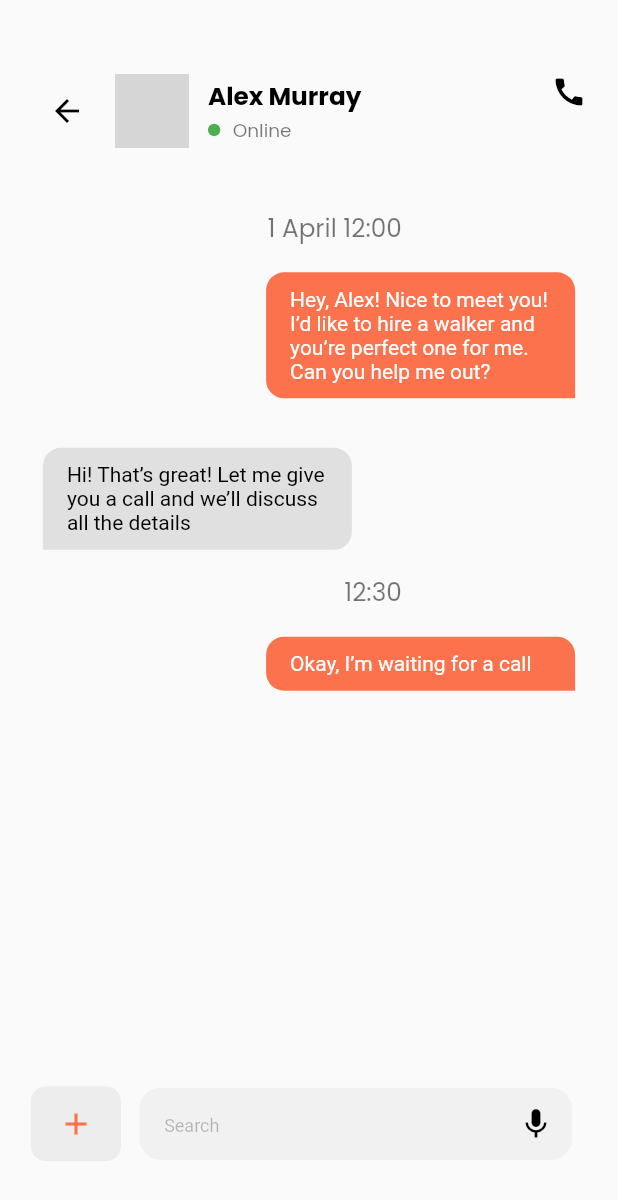
After one commit to akacokafor/flutter-interview-task, a Flutter app: the ChatScreen screen opened by its route, on a phone screen of 412 x 824 dp. The commit adds this screen. Shown: the top 1200 px of the screen. Run offline on Flutter 3.47's test engine with Material 2 defaults, Android fonts, the phone set to English and light mode, and no system bars; our stand-ins replace carousel_slider; Roboto replaces fonts that are missing (Ubuntu); grey boxes are pictures that could not be loaded.

Commit message:
Completed chat screen

```diff
--- a/task/lib/main.dart
+++ b/task/lib/main.dart
@@ -6,6 +6,7 @@ import 'package:task/constants/app-fonts.dart';
 import 'package:task/constants/app-images.dart';
 import 'package:task/constants/widgets/custom-button.dart';
 import 'package:task/views/book_a_walk/screen.dart';
+import 'package:task/views/chat/screen.dart';
 import 'package:task/views/home/screen.dart';
 import 'package:task/views/onboarding/screen.dart';
 import 'package:task/views/register/screen.dart';
@@ -34,6 +35,7 @@ class MyApp extends StatelessWidget {
             RegisterScreen.routeName: (ctx) => RegisterScreen(),
             HomeScreen.routeName: (ctx) => HomeScreen(),
             BookAWalkScreen.routeName: (ctx) => BookAWalkScreen(),
+            ChatScreen.routeName: (ctx) => ChatScreen(),
           },
         );
       });
--- a/task/lib/views/book_a_walk/screen.dart
+++ b/task/lib/views/book_a_walk/screen.dart
@@ -3,9 +3,12 @@ import 'package:task/config/size-config.dart';
 import 'package:task/constants/app-fonts.dart';
 import 'package:task/constants/app-images.dart';
 import 'package:task/constants/widgets/custom-button.dart';
+import 'package:task/views/book_a_walk/widgets/row_item.dart';
+import 'package:task/views/book_a_walk/widgets/tab_container.dart';
+import 'package:task/views/chat/screen.dart';
 
 class BookAWalkScreen extends StatelessWidget {
-  static const routeName = 'book-a-walk';
+  static const routeName = '/book-a-walk';
   const BookAWalkScreen({ Key? key }) : super(key: key);
 
   @override
@@ -157,7 +160,7 @@ class BookAWalkScreen extends StatelessWidget {
                        SizedBox(
                     height: SizeConfig.heightMultiplier! * 4,
                   ),
-                  CustomButton(text: 'Check Schedule', onpressed: () {})
+                  CustomButton(text: 'Check Schedule', onpressed: () => Navigator.of(context).pushNamed(ChatScreen.routeName))
                 ],
               ),
             ),
@@ -167,65 +170,3 @@ class BookAWalkScreen extends StatelessWidget {
     );
   }
 }
-
-class TabContainer extends StatelessWidget {
-  const TabContainer({
-    Key? key,
-    required this.color,
-    required this.text,
-  }) : super(key: key);
-
-  final String text;
-  final Color color;
-
-  @override
-  Widget build(BuildContext context) {
-    return Container(
-      height: SizeConfig.heightMultiplier! * 6,
-      width: SizeConfig.widthMultiplier! * 22,
-      decoration: BoxDecoration(
-        color: color,
-        borderRadius: BorderRadius.circular(15)
-      ),
-      child: Center(child: Text(text, style: AppFonts.heading3white,)),
-    );
-  }
-}
-
-class VerticalDivider extends StatelessWidget {
-  const VerticalDivider({
-    Key? key,
-  }) : super(key: key);
-
-  @override
-  Widget build(BuildContext context) {
-    final size = MediaQuery.of(context).size;
-    return Container(
-      height: SizeConfig.heightMultiplier! * 2.5,
-      width: 1,
-      margin: EdgeInsets.symmetric(horizontal: size.width * 0.03),
-      color: Colors.grey,
-    );
-  }
-}
-
-class RowItem extends StatelessWidget {
-  const RowItem({
-    Key? key,
-    required this.firstText,
-    required this.secondText
-  }) : super(key: key);
-
-  final String firstText;
-  final String secondText;
-
-  @override
-  Widget build(BuildContext context) {
-    return Row(
-      children: [
-        Text(firstText, style: AppFonts.heading4),
-        Text(secondText, style: AppFonts.body1)
-      ],
-    );
-  }
-}
--- /dev/null
+++ b/task/lib/views/book_a_walk/widgets/row_item.dart
@@ -0,0 +1,23 @@
+import 'package:flutter/material.dart';
+import 'package:task/constants/app-fonts.dart';
+
+class RowItem extends StatelessWidget {
+  const RowItem({
+    Key? key,
+    required this.firstText,
+    required this.secondText
+  }) : super(key: key);
+
+  final String firstText;
+  final String secondText;
+
+  @override
+  Widget build(BuildContext context) {
+    return Row(
+      children: [
+        Text(firstText, style: AppFonts.heading4),
+        Text(secondText, style: AppFonts.body1)
+      ],
+    );
+  }
+}
--- /dev/null
+++ b/task/lib/views/book_a_walk/widgets/tab_container.dart
@@ -0,0 +1,27 @@
+import 'package:flutter/material.dart';
+import 'package:task/config/size-config.dart';
+import 'package:task/constants/app-fonts.dart';
+
+class TabContainer extends StatelessWidget {
+  const TabContainer({
+    Key? key,
+    required this.color,
+    required this.text,
+  }) : super(key: key);
+
+  final String text;
+  final Color color;
+
+  @override
+  Widget build(BuildContext context) {
+    return Container(
+      height: SizeConfig.heightMultiplier! * 6,
+      width: SizeConfig.widthMultiplier! * 22,
+      decoration: BoxDecoration(
+        color: color,
+        borderRadius: BorderRadius.circular(15)
+      ),
+      child: Center(child: Text(text, style: AppFonts.heading3white,)),
+    );
+  }
+}
--- /dev/null
+++ b/task/lib/views/book_a_walk/widgets/vertical_divider.dart
@@ -0,0 +1,19 @@
+import 'package:flutter/material.dart';
+import 'package:task/config/size-config.dart';
+
+class VerticalDivider extends StatelessWidget {
+  const VerticalDivider({
+    Key? key,
+  }) : super(key: key);
+
+  @override
+  Widget build(BuildContext context) {
+    final size = MediaQuery.of(context).size;
+    return Container(
+      height: SizeConfig.heightMultiplier! * 2.5,
+      width: 1,
+      margin: EdgeInsets.symmetric(horizontal: size.width * 0.03),
+      color: Colors.grey,
+    );
+  }
+}
--- /dev/null
+++ b/task/lib/views/chat/screen.dart
@@ -0,0 +1,110 @@
+import 'package:flutter/material.dart';
+import 'package:task/config/size-config.dart';
+import 'package:task/constants/app-colors.dart';
+import 'package:task/constants/app-fonts.dart';
+import 'package:task/constants/app-images.dart';
+import 'package:task/constants/widgets/custom-input.dart';
+import 'package:task/views/chat/widgets/message.dart';
+
+class ChatScreen extends StatelessWidget {
+  static const routeName = '/chat';
+  const ChatScreen({ Key? key }) : super(key: key);
+
+  @override
+  Widget build(BuildContext context) {
+    final size = MediaQuery.of(context).size;
+    return Scaffold(
+      body: Container(
+        height: size.height,
+        width: size.width,
+        padding: EdgeInsets.only(top: SizeConfig.heightMultiplier! * 6, right: size.width * 0.05, left: size.width * 0.05),
+        child: SingleChildScrollView(
+          child: Column(
+            crossAxisAlignment: CrossAxisAlignment.start,
+            children: [
+              Row(
+                crossAxisAlignment: CrossAxisAlignment.start,
+                mainAxisAlignment: MainAxisAlignment.spaceBetween,
+                children: [
+                  Row(
+                    children: [
+                      IconButton(onPressed: () => Navigator.of(context).pop(), icon: Icon(Icons.arrow_back, color: Colors.black,)),
+                      SizedBox(
+                    width: SizeConfig.widthMultiplier! * 2
+                  ),
+                  Row(
+                    children: [
+                      CircleAvatar(
+                        radius: SizeConfig.imageSizeMultiplier! * 6,
+                        backgroundColor: Colors.white,
+                        backgroundImage: AssetImage(AppImages.bookAWalk),
+                      ),
+                      SizedBox(
+                        width: SizeConfig.widthMultiplier! * 3
+                      ),
+                      Column(
+                        crossAxisAlignment: CrossAxisAlignment.start,
+                        children: [
+                          Text('Alex Murray', style: AppFonts.heading4),
+                          Row(
+                            children: [
+                              CircleAvatar(
+                                radius: SizeConfig.imageSizeMultiplier!,
+                                backgroundColor: Colors.green,
+                              ),
+                              SizedBox(
+                                width: SizeConfig.widthMultiplier! * 2
+                              ),
+                              Text('Online', style: AppFonts.body3)
+                            ],
+                          )
+                        ]
+                      )
+                    ],
+                  )
+                    ],
+                  ),
+                  Icon(Icons.call, color: Colors.black,)
+                ],
+              ),
+              SizedBox(
+                height: SizeConfig.heightMultiplier! * 5,
+              ),
+              MessageBubble('Hey, Alex! Nice to meet you! I’d like to hire a walker and you’re perfect one for me. Can you help me out?', true, '1 April 12:00'),
+              MessageBubble('Hi! That’s great! Let me give you a call and we’ll discuss all the details', false, ''),
+              MessageBubble('Okay, I’m waiting for a call', true, '12:30'),
+              Padding(
+                padding: EdgeInsets.only(top: size.height * 0.3),
+                child: Align(
+                  alignment: Alignment.bottomCenter,
+                  child: Row(
+                    children: [
+                      Container(
+                        height: 50,
+                        width: 60,
+                        decoration: BoxDecoration(
+                          color: Colors.grey.shade300.withOpacity(0.5),
+                          borderRadius: BorderRadius.circular(10),
+                        ),
+                        child: Icon(Icons.add, color: AppColors.PRIMARY_COLOR)
+                      ),
+                      SizedBox(
+                        width: SizeConfig.widthMultiplier! * 3,
+                      ),
+                      CustomInput(
+                        width: size.width * 0.7,
+                        hint: 'Search',
+                        suffixIcon: Icon(Icons.mic, color: Colors.black),
+                        onSaved: (value) {},
+                      )
+                    ],
+                  ),
+                ),
+              ),
+            ],
+          ),
+        ),
+      ),
+    );
+  }
+}
--- /dev/null
+++ b/task/lib/views/chat/widgets/message.dart
@@ -0,0 +1,56 @@
+import 'package:flutter/material.dart';
+import 'package:task/config/size-config.dart';
+import 'package:task/constants/app-colors.dart';
+import 'package:task/constants/app-fonts.dart';
+
+class MessageBubble extends StatelessWidget {
+  final String message;
+  final bool isMe;
+  final String? time;
+  final Key? key;
+
+  MessageBubble(this.message, this.isMe, this.time, {this.key});
+
+  @override
+  Widget build(BuildContext context) {
+    return Column(
+      crossAxisAlignment: CrossAxisAlignment.end,
+      children: [
+        if(isMe)
+          Padding(
+            padding: EdgeInsets.only(right: SizeConfig.widthMultiplier! * 30),
+            child: Text(time!, style: AppFonts.body1),
+          ),
+        Row(
+          mainAxisAlignment: isMe ? MainAxisAlignment.end : MainAxisAlignment.start,
+          children: [
+            Container(
+              decoration: BoxDecoration(
+                color: isMe ? AppColors.PRIMARY_COLOR : Colors.grey[300],
+                borderRadius: BorderRadius.only(
+                  topLeft: Radius.circular(12),
+                  topRight: Radius.circular(12),
+                  bottomLeft: !isMe ? Radius.circular(0) : Radius.circular(12),
+                  bottomRight: isMe ? Radius.circular(0) : Radius.circular(12),
+                ),
+              ),
+              width: SizeConfig.widthMultiplier! * 50,
+              padding: const EdgeInsets.symmetric(
+                horizontal: 16,
+                vertical: 10,
+              ),
+              margin: EdgeInsets.symmetric(vertical: SizeConfig.heightMultiplier! * 2, horizontal: 8),
+              child: Text(
+                message,
+                style: TextStyle(
+                    color: isMe
+                        ? Colors.white
+                        : Colors.black),
+              ),
+            ),
+          ],
+        ),
+      ],
+    );
+  }
+}
```
